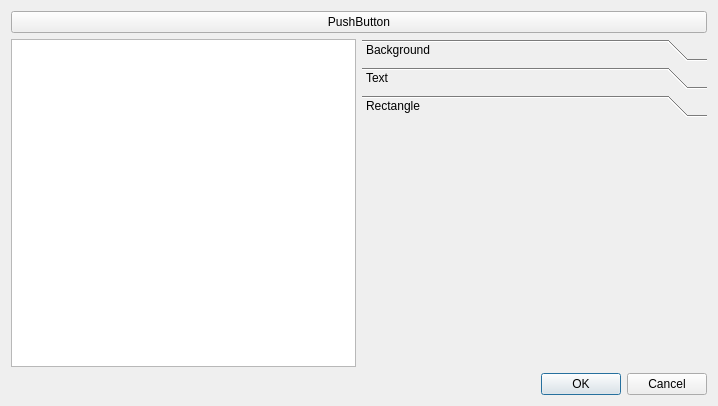
KDE/kdenlive, file src/widgets/titlewidget_ui.ui: the form before one commit.
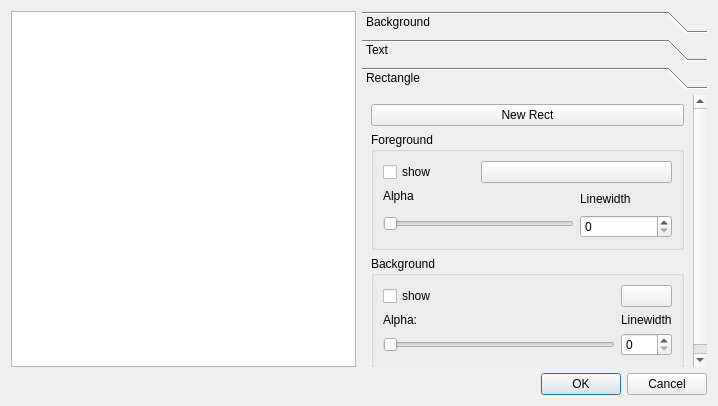
The form after the commit. The open tabs and pages were chosen to show the change. Custom widgets are drawn as their Qt base class.

Commit message: rect in titlewidget

Patch:
```diff
--- a/src/widgets/titlewidget_ui.ui
+++ b/src/widgets/titlewidget_ui.ui
@@ -15,13 +15,6 @@
   <layout class="QGridLayout" >
    <item row="0" column="0" >
     <layout class="QVBoxLayout" >
-     <item>
-      <widget class="QPushButton" name="pushButton" >
-       <property name="text" >
-        <string>PushButton</string>
-       </property>
-      </widget>
-     </item>
      <item>
       <layout class="QHBoxLayout" >
        <item>
@@ -167,13 +160,120 @@
            <rect>
             <x>0</x>
             <y>0</y>
-            <width>94</width>
-            <height>24</height>
+            <width>322</width>
+            <height>295</height>
            </rect>
           </property>
           <attribute name="label" >
            <string>Rectangle</string>
           </attribute>
+          <layout class="QGridLayout" >
+           <item row="0" column="0" >
+            <layout class="QVBoxLayout" >
+             <item>
+              <widget class="QPushButton" name="newRectButton" >
+               <property name="text" >
+                <string>New Rect</string>
+               </property>
+              </widget>
+             </item>
+             <item>
+              <widget class="QGroupBox" name="groupBox" >
+               <property name="title" >
+                <string>Foreground</string>
+               </property>
+               <layout class="QGridLayout" >
+                <item row="0" column="0" >
+                 <layout class="QGridLayout" >
+                  <item row="0" column="0" >
+                   <widget class="QCheckBox" name="checkBox" >
+                    <property name="text" >
+                     <string>show</string>
+                    </property>
+                   </widget>
+                  </item>
+                  <item row="0" column="1" colspan="2" >
+                   <widget class="KColorButton" name="kcolorbutton_5" />
+                  </item>
+                  <item row="1" column="0" >
+                   <widget class="QLabel" name="label_3" >
+                    <property name="text" >
+                     <string>Alpha</string>
+                    </property>
+                   </widget>
+                  </item>
+                  <item rowspan="2" row="1" column="2" >
+                   <widget class="QLabel" name="label_4" >
+                    <property name="text" >
+                     <string>Linewidth</string>
+                    </property>
+                   </widget>
+                  </item>
+                  <item rowspan="2" row="2" column="0" colspan="2" >
+                   <widget class="QSlider" name="horizontalSlider_3" >
+                    <property name="orientation" >
+                     <enum>Qt::Horizontal</enum>
+                    </property>
+                   </widget>
+                  </item>
+                  <item row="3" column="2" >
+                   <widget class="QSpinBox" name="spinBox" />
+                  </item>
+                 </layout>
+                </item>
+               </layout>
+              </widget>
+             </item>
+             <item>
+              <widget class="QGroupBox" name="groupBox_2" >
+               <property name="title" >
+                <string>Background</string>
+               </property>
+               <layout class="QGridLayout" >
+                <item row="0" column="0" >
+                 <layout class="QGridLayout" >
+                  <item row="0" column="0" >
+                   <widget class="QCheckBox" name="checkBox_2" >
+                    <property name="text" >
+                     <string>show</string>
+                    </property>
+                   </widget>
+                  </item>
+                  <item row="0" column="1" >
+                   <widget class="KColorButton" name="kcolorbutton_6" />
+                  </item>
+                  <item row="1" column="0" >
+                   <widget class="QLabel" name="label" >
+                    <property name="text" >
+                     <string>Alpha:</string>
+                    </property>
+                   </widget>
+                  </item>
+                  <item row="1" column="1" >
+                   <widget class="QLabel" name="label_2" >
+                    <property name="text" >
+                     <string>Linewidth</string>
+                    </property>
+                   </widget>
+                  </item>
+                  <item row="2" column="0" >
+                   <widget class="QSlider" name="horizontalSlider_4" >
+                    <property name="orientation" >
+                     <enum>Qt::Horizontal</enum>
+                    </property>
+                   </widget>
+                  </item>
+                  <item row="2" column="1" >
+                   <widget class="QSpinBox" name="spinBox_2" />
+                  </item>
+                 </layout>
+                </item>
+               </layout>
+              </widget>
+             </item>
+            </layout>
+           </item>
+          </layout>
          </widget>
         </widget>
        </item>
```
Left out of the diff: 10 changed lines with no effect on the pictures. The commit also changes 2 other files.
